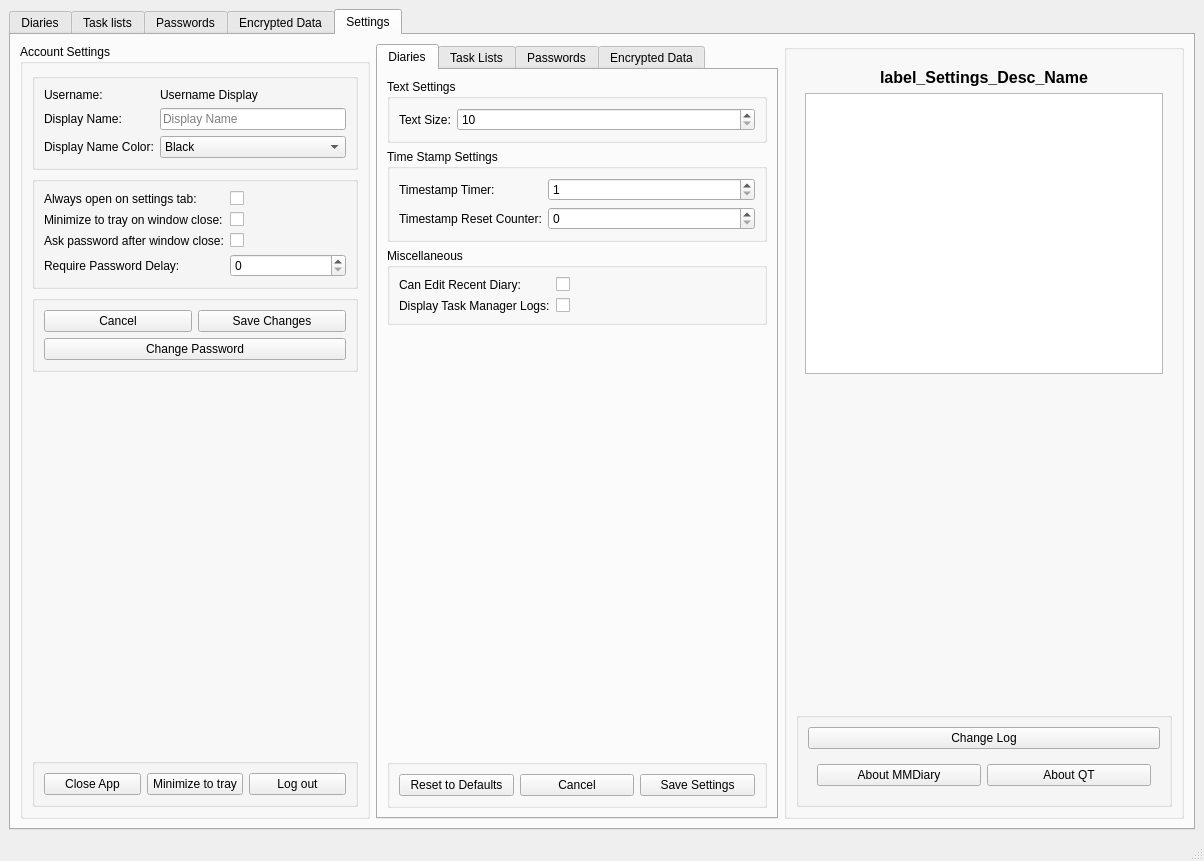
Qt form mainwindow.ui (therealMaPMaKeR/MMDiary) before a commit.
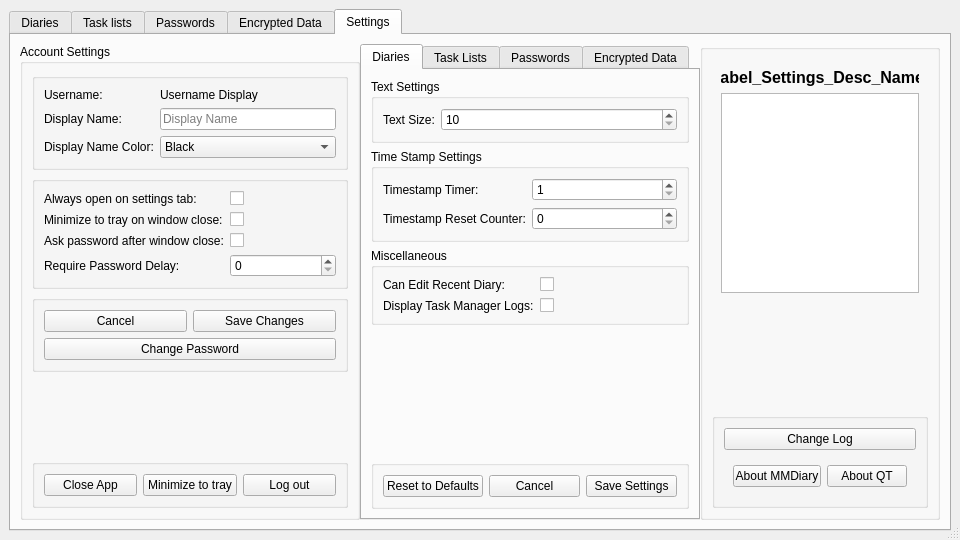
The same form after that commit. Custom widgets are drawn as their Qt base class.

Diff of the .ui file:
```diff
--- a/mainwindow.ui
+++ b/mainwindow.ui
@@ -6,8 +6,8 @@
    <rect>
     <x>0</x>
     <y>0</y>
-    <width>1204</width>
-    <height>861</height>
+    <width>960</width>
+    <height>540</height>
    </rect>
   </property>
   <property name="sizePolicy">
```
Left out of the diff: 2 changed lines with no effect on the pictures.
